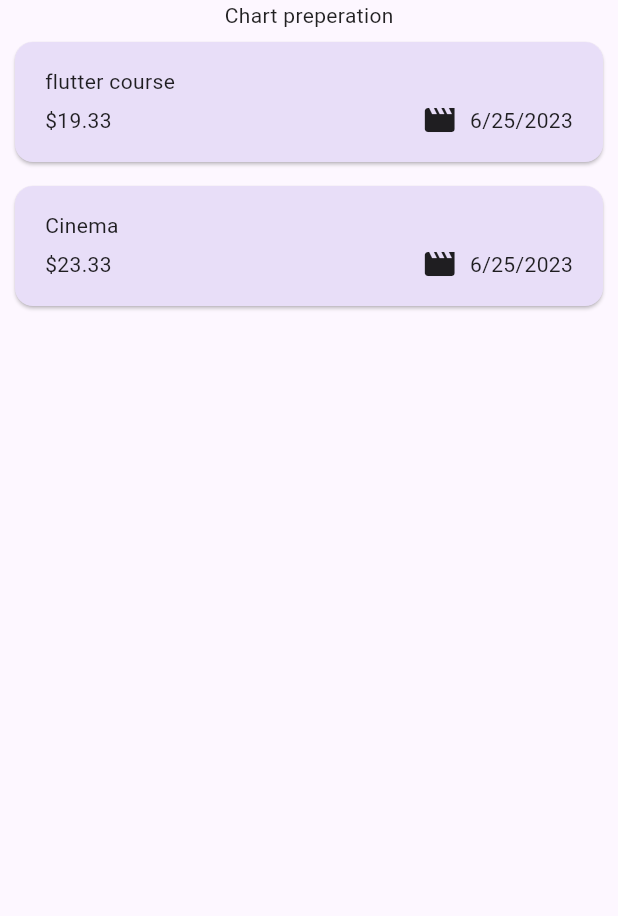
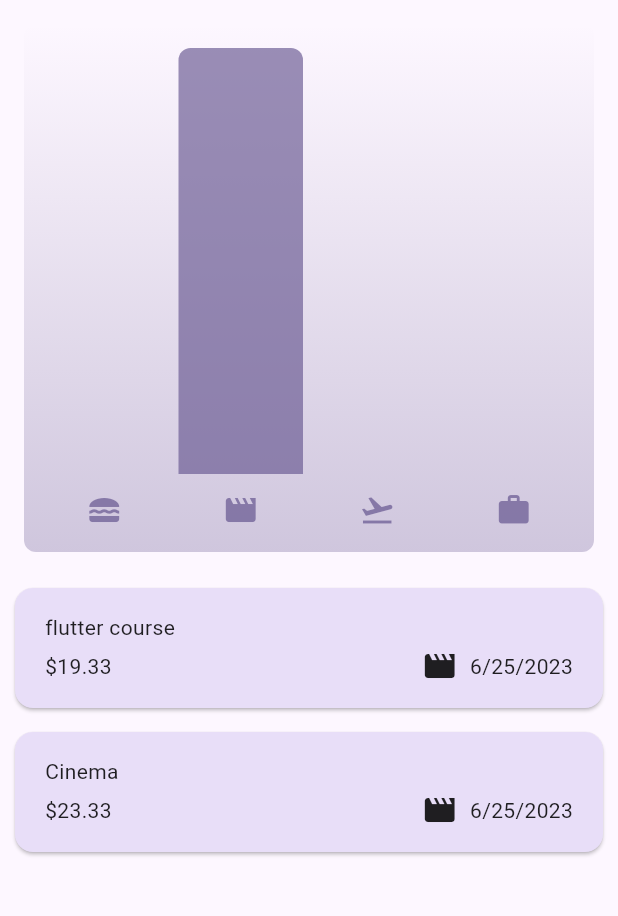
Before and after one commit to ankit7115/Flutter_Projects, a Flutter app: the screen it shows after launch, on a phone screen of 412 x 824 dp, the part 84-1000 px from its top. Run offline on Flutter 3.47's test engine with Material 2 defaults, Android fonts, the phone set to English and light mode, and no system bars; our stand-ins replace google_fonts.

Commit message:
Expense_tracker chart added

```diff
--- a/expenses_tracker_app/lib/models/expense.dart
+++ b/expenses_tracker_app/lib/models/expense.dart
@@ -32,3 +32,28 @@
     return formatter.format(date);
   }
 }
+
+class ExpenseBucket {
+  const ExpenseBucket({
+    required this.category,
+    required this.expenses,
+  });
+
+  ExpenseBucket.forCategory(List<Expense> allExpenses, this.category)
+      : expenses = allExpenses
+            .where((expense) => expense.category == category)
+            .toList();
+
+  final Category category;
+  final List<Expense> expenses;
+
+  double get totalExpenses {
+    double sum = 0;
+
+    for (final expense in expenses) {
+      sum += expense.amount; // sum = sum + expense.amount
+    }
+
+    return sum;
+  }
+}
--- /dev/null
+++ b/expenses_tracker_app/lib/widgets/chart/chart.dart
@@ -0,0 +1,95 @@
+import 'package:flutter/material.dart';
+
+import 'package:expenses_tracker_app/widgets/chart/chart_bar.dart';
+import 'package:expenses_tracker_app/models/expense.dart';
+
+class Chart extends StatelessWidget {
+  const Chart({super.key, required this.expenses});
+
+  final List<Expense> expenses;
+
+  List<ExpenseBucket> get buckets {
+    return [
+      ExpenseBucket.forCategory(expenses, Category.food),
+      ExpenseBucket.forCategory(expenses, Category.leisure),
+      ExpenseBucket.forCategory(expenses, Category.travel),
+      ExpenseBucket.forCategory(expenses, Category.work),
+    ];
+  }
+
+  double get maxTotalExpense {
+    double maxTotalExpense = 0;
+
+    for (final bucket in buckets) {
+      if (bucket.totalExpenses > maxTotalExpense) {
+        maxTotalExpense = bucket.totalExpenses;
+      }
+    }
+
+    return maxTotalExpense;
+  }
+
+  @override
+  Widget build(BuildContext context) {
+    final isDarkMode =
+        MediaQuery.of(context).platformBrightness == Brightness.dark;
+    return Container(
+      margin: const EdgeInsets.all(16),
+      padding: const EdgeInsets.symmetric(
+        vertical: 16,
+        horizontal: 8,
+      ),
+      width: double.infinity,
+      height: 180,
+      decoration: BoxDecoration(
+        borderRadius: BorderRadius.circular(8),
+        gradient: LinearGradient(
+          colors: [
+            Theme.of(context).colorScheme.primary.withOpacity(0.3),
+            Theme.of(context).colorScheme.primary.withOpacity(0.0)
+          ],
+          begin: Alignment.bottomCenter,
+          end: Alignment.topCenter,
+        ),
+      ),
+      child: Column(
+        children: [
+          Expanded(
+            child: Row(
+              crossAxisAlignment: CrossAxisAlignment.end,
+              children: [
+                for (final bucket in buckets)
+                  ChartBar(
+                    fill: bucket.totalExpenses == 0
+                        ? 0
+                        : bucket.totalExpenses / maxTotalExpense,
+                  )
+              ],
+            ),
+          ),
+          const SizedBox(height: 12),
+          Row(
+            children: buckets
+                .map(
+                  (bucket) => Expanded(
+                    child: Padding(
+                      padding: const EdgeInsets.symmetric(horizontal: 4),
+                      child: Icon(
+                        categoryIcon[bucket.category],
+                        color: isDarkMode
+                            ? Theme.of(context).colorScheme.secondary
+                            : Theme.of(context)
+                                .colorScheme
+                                .primary
+                                .withOpacity(0.7),
+                      ),
+                    ),
+                  ),
+                )
+                .toList(),
+          )
+        ],
+      ),
+    );
+  }
+}
--- /dev/null
+++ b/expenses_tracker_app/lib/widgets/chart/chart_bar.dart
@@ -0,0 +1,34 @@
+import 'package:flutter/material.dart';
+
+class ChartBar extends StatelessWidget {
+  const ChartBar({
+    super.key,
+    required this.fill,
+  });
+
+  final double fill;
+
+  @override
+  Widget build(BuildContext context) {
+    final isDarkMode =
+        MediaQuery.of(context).platformBrightness == Brightness.dark;
+    return Expanded(
+      child: Padding(
+        padding: const EdgeInsets.symmetric(horizontal: 4),
+        child: FractionallySizedBox(
+          heightFactor: fill,
+          child: DecoratedBox(
+            decoration: BoxDecoration(
+              shape: BoxShape.rectangle,
+              borderRadius:
+                  const BorderRadius.vertical(top: Radius.circular(8)),
+              color: isDarkMode
+                  ? Theme.of(context).colorScheme.secondary
+                  : Theme.of(context).colorScheme.primary.withOpacity(0.65),
+            ),
+          ),
+        ),
+      ),
+    );
+  }
+}
--- a/expenses_tracker_app/lib/widgets/expences.dart
+++ b/expenses_tracker_app/lib/widgets/expences.dart
@@ -1,3 +1,4 @@
+import "package:expenses_tracker_app/widgets/chart/chart.dart";
 import 'package:expenses_tracker_app/widgets/expenses_list/expense_list.dart';
 import "package:expenses_tracker_app/widgets/new_expenses.dart";
 import "package:flutter/material.dart";
@@ -91,7 +92,7 @@
           ]),
       body: Column(
         children: [
-          const Text('Chart preperation'),
+          Expanded(child: Chart(expenses : _registeredExpense)),
           Expanded(child: mainContent),
         ],
       ),
```
